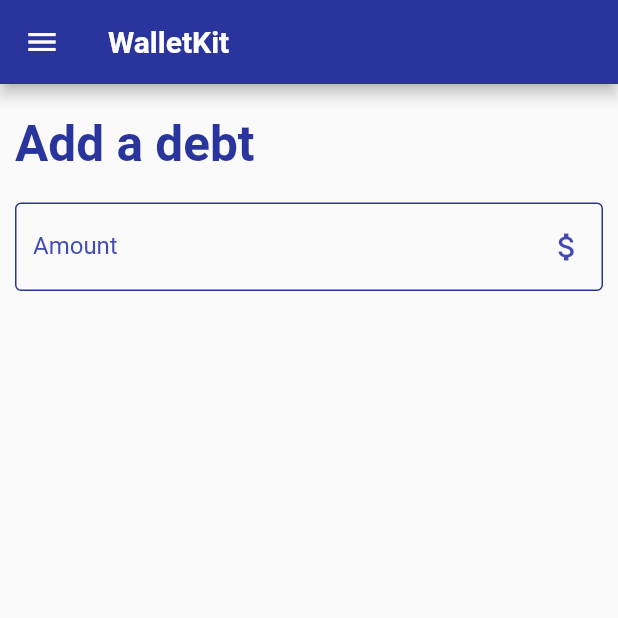
After one commit to Alexjes98/WalletKit, a Flutter app: the AddDebtPage screen opened by its route, on a phone screen of 412 x 824 dp, the top half of it. The commit adds this screen. Run offline on Flutter 3.47's test engine with Material 2 defaults, Android fonts, the phone set to English and light mode, and no system bars; our stand-ins replace flutter_expandable_fab, flutter_secure_storage; missing offline and left inert: encrypt, flutter_iconpicker; accounts and stored records are empty; statements that could not run were skipped.

```diff
--- /dev/null
+++ b/lib/pages/add_debs_page.dart
@@ -0,0 +1,48 @@
+import 'package:flutter/material.dart';
+import 'package:wallet_kit/constants/app_colors.dart';
+import 'package:wallet_kit/constants/components.dart';
+import 'package:wallet_kit/widgets/textInput/input_text_field.dart';
+
+class AddDebtPage extends StatefulWidget {
+  const AddDebtPage({super.key});
+
+  @override
+  State<AddDebtPage> createState() => _AddDebtPageState();
+}
+
+class _AddDebtPageState extends State<AddDebtPage> {
+  @override
+  Widget build(BuildContext context) {
+    return SafeArea(
+        child: Scaffold(
+      appBar: ConstAppBar,
+      body: Column(mainAxisAlignment: MainAxisAlignment.center, children: [
+        Expanded(
+            child: ListView(
+          padding:
+              const EdgeInsets.only(top: 10, bottom: 50, left: 10, right: 10),
+          children: [
+            Container(
+              padding: const EdgeInsets.symmetric(vertical: 10),
+              child: const Text(
+                'Add a debt',
+                textAlign: TextAlign.start,
+                style: TextStyle(
+                    color: primaryColor,
+                    fontWeight: FontWeight.bold,
+                    fontSize: 33),
+              ),
+            ),
+            InputTextField(
+              labelText: 'Amount',
+              hintText: '\$\$\$',
+              icon: Icons.attach_money,
+              keyboardType: TextInputType.number,
+              inputController: null,
+            ),
+          ],
+        ))
+      ]),
+    ));
+  }
+}
--- a/lib/route_generator.dart
+++ b/lib/route_generator.dart
@@ -1,5 +1,6 @@
 import 'package:flutter/material.dart';
 import 'package:wallet_kit/constants/strings.dart';
+import 'package:wallet_kit/pages/add_debs_page.dart';
 import 'package:wallet_kit/pages/add_movement_category_page.dart';
 import 'package:wallet_kit/pages/add_movement_page.dart';
 import 'package:wallet_kit/pages/home_page.dart';
@@ -16,6 +17,9 @@ class RouteGenerator {
         return MaterialPageRoute(builder: ((_) => const AddMovementPage()));
       case '/addMovementCategory':
         return MaterialPageRoute(builder: ((_) => const AddMovementCategoryPage()));
+      case '/addDebt':
+        return MaterialPageRoute(builder: ((_) => const AddDebtPage()));
+
       default:
         return _errorRoute();
     }
--- a/lib/widgets/home/floating_expandable_action_button.dart
+++ b/lib/widgets/home/floating_expandable_action_button.dart
@@ -41,6 +41,15 @@ class FloatingExpandableActionButton extends StatelessWidget {
           },
           child: const Icon(Icons.category),
         ),
+        FloatingActionButton(
+          heroTag: 'addDebt',
+          backgroundColor: primaryColor,
+          foregroundColor: white,
+          onPressed: () {
+            Navigator.of(context).pushNamed('/addDebt');
+          },
+          child: const Icon(Icons.book),
+        ),
       ],
     );
   }
```
